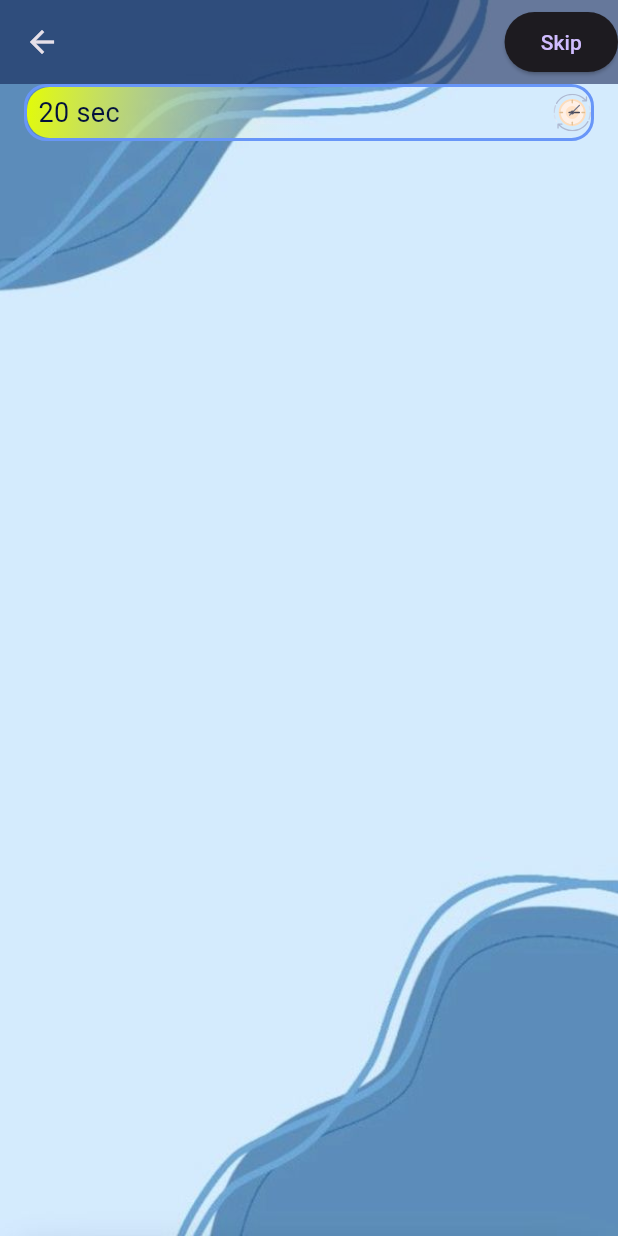
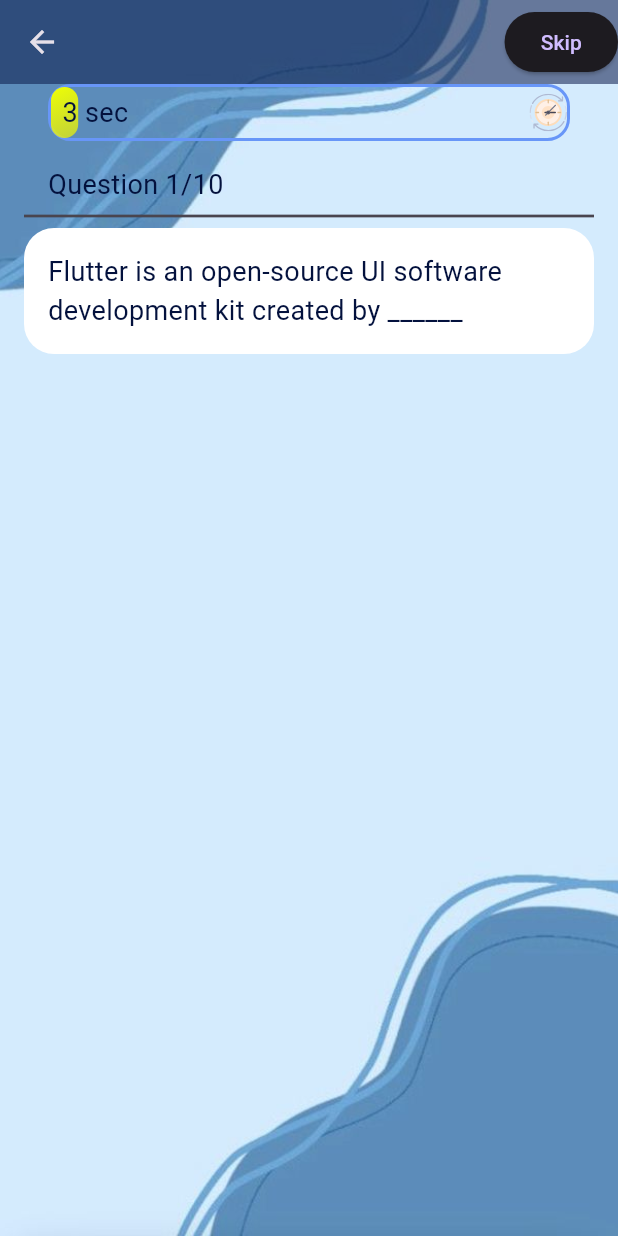
Before and after one commit to abir739/Quiz_App, a Flutter app: the QuizPage screen opened directly, after a tap on "Skip", on a phone screen of 412 x 824 dp. Run offline on Flutter 3.47's test engine with Material 3 defaults, Android fonts, the phone set to English and light mode, and no system bars; our stand-ins replace get, websafe_svg.

Commit message:
progressBar Controller & questionsModel

```diff
--- a/lib/Elements/body.dart
+++ b/lib/Elements/body.dart
@@ -1,6 +1,7 @@
 import 'package:flutter/material.dart';
 import 'package:flutter/rendering.dart';
 import 'package:quiz_app/Elements/progress_bar.dart';
+import 'package:quiz_app/models/questions.dart';
 
 class body extends StatelessWidget {
   // const body({
@@ -21,12 +22,58 @@ class body extends StatelessWidget {
             fit: BoxFit.cover,
           ),
         ),
-        const SafeArea(
+        SafeArea(
           child: Padding(
-            padding: EdgeInsets.symmetric(horizontal: 16.0),
+            padding: const EdgeInsets.symmetric(horizontal: 16.0),
             child: Column(
+              crossAxisAlignment: CrossAxisAlignment.start,
               children: [
-                progressbar(),
+                const Padding(
+                    padding: EdgeInsets.symmetric(horizontal: 16),
+                    child: progressbar()),
+                const SizedBox(
+                  height: 16,
+                ),
+                const Padding(
+                  padding: EdgeInsets.symmetric(horizontal: 16),
+                  child: Text.rich(
+                    TextSpan(
+                      text: "Question 1",
+                      style: TextStyle(
+                        fontSize: 18,
+                        color: Color.fromARGB(255, 3, 17, 61),
+                      ),
+                      children: [
+                        TextSpan(
+                          text: "/10",
+                          style: TextStyle(
+                            fontSize: 18,
+                            color: Color.fromARGB(255, 3, 17, 61),
+                          ),
+                        ),
+                      ],
+                    ),
+                  ),
+                ),
+                const Divider(
+                  thickness: 1.8,
+                ),
+                Container(
+                  padding: const EdgeInsets.all(16),
+                  decoration: const BoxDecoration(
+                    color: Colors.white,
+                    borderRadius: BorderRadius.all(Radius.circular(20)),
+                  ),
+                  child: Column(children: [
+                    Text(
+                      sample_data[0]['question'],
+                      style: const TextStyle(
+                        fontSize: 18,
+                        color: Color.fromARGB(255, 3, 17, 61),
+                      ),
+                    )
+                  ]),
+                )
               ],
             ),
           ),
--- a/lib/Elements/progress_bar.dart
+++ b/lib/Elements/progress_bar.dart
@@ -1,4 +1,7 @@
 import 'package:flutter/material.dart';
+import 'package:get/get.dart';
+import 'package:get/instance_manager.dart';
+import 'package:quiz_app/controllers/questions_controller.dart';
 import 'package:websafe_svg/websafe_svg.dart';
 
 class progressbar extends StatelessWidget {
@@ -13,22 +16,25 @@ class progressbar extends StatelessWidget {
       height: 38,
       decoration: BoxDecoration(
         border: Border.all(
-            color: const Color.fromARGB(255, 104, 150, 248),
-            width: 2),
+            color: const Color.fromARGB(255, 104, 150, 248), width: 2),
         borderRadius: const BorderRadius.all(Radius.circular(15)),
       ),
-      child: Stack(
+      child: GetBuilder<QuestionController>(
+          init: QuestionController(),
+          builder: (controller) {
+            print(controller.animation.value);
+            return Stack(
               children: [
                 LayoutBuilder(
                   builder: (context, constraints) => Container(
-              width: constraints.maxWidth * 0.5,
+                    width: constraints.maxWidth * controller.animation.value,
                     decoration: const BoxDecoration(
                       gradient: LinearGradient(
                         begin: Alignment.topLeft,
                         end: Alignment.bottomRight,
                         colors: [
-                    Color.fromARGB(255, 227, 252, 5),
-                    Color.fromARGB(0, 244, 245, 247),
+                          Color.fromARGB(255, 238, 255, 4),
+                          Color.fromARGB(176, 237, 241, 3),
                         ], // Replace with your desired colors
                       ),
                       borderRadius: BorderRadius.all(Radius.circular(15)),
@@ -40,9 +46,9 @@ class progressbar extends StatelessWidget {
                     child: Row(
                       mainAxisAlignment: MainAxisAlignment.spaceBetween,
                       children: [
-                  const Text(
-                    "20 sec",
-                    style: TextStyle(
+                        Text(
+                          "${(controller.animation.value * 60).round()} sec",
+                          style: const TextStyle(
                             fontSize: 18,
                             color: Color.fromARGB(255, 3, 17, 61),
                           ),
@@ -55,7 +61,8 @@ class progressbar extends StatelessWidget {
                       ],
                     )),
               ],
-      ),
+            );
+          }),
     );
   }
 }
--- a/lib/controllers/questions_controller.dart
+++ b/lib/controllers/questions_controller.dart
@@ -1,18 +1,38 @@
 import 'package:flutter/material.dart';
+import 'package:get/get_state_manager/src/rx_flutter/rx_ticket_provider_mixin.dart';
 import 'package:get/get_state_manager/src/simple/get_controllers.dart';
 // GetX est un gestionnaire d'état pour Flutter qui offre une gestion d'état simple,
 //  rapide et réactive pour vos applications.
 //  Il offre des fonctionnalités telles que la gestion
 // de l'état global, la gestion de la navigation, la gestion des dépendances, etc.
 
-class questionController extends GetxController {
+class QuestionController extends GetxController
+    with SingleGetTickerProviderMixin {
   late AnimationController _animationController;
-  late Animation _animation;
+  late Animation<double> _animation;
 
-  Animation get animation => this._animation;
+  Animation<double> get animation => this._animation;
 
   @override
-  void onInit(){
+  void onInit() {
+    _animationController = AnimationController(
+      duration: const Duration(seconds: 60),
+      vsync: this, // Use the TickerProvider from the mixin
+    );
+
+    _animation = Tween<double>(begin: 0, end: 1).animate(_animationController)
+      ..addListener(() {
+        update();
+      });
+  // start the animation
+    _animationController.forward();
     super.onInit();
   }
+
+  @override
+  void onClose() {
+    _animationController
+        .dispose(); // Dispose the controller when the controller is closed.
+    super.onClose();
+  }
 }
--- /dev/null
+++ b/lib/models/questions.dart
@@ -0,0 +1,35 @@
+class Question {
+  final int id, answer;
+  final String question;
+  final List<String> options;
+
+  Question({required this.id, required this.question, required this.answer, required this.options});
+}
+
+const List sample_data = [
+  {
+    "id": 1,
+    "question":
+        "Flutter is an open-source UI software development kit created by ______",
+    "options": ['Apple', 'Google', 'Facebook', 'Microsoft'],
+    "answer_index": 1,
+  },
+  {
+    "id": 2,
+    "question": "When google release Flutter.",
+    "options": ['Jun 2017', 'Jun 2017', 'May 2017', 'May 2018'],
+    "answer_index": 2,
+  },
+  {
+    "id": 3,
+    "question": "A memory location that holds a single letter or number.",
+    "options": ['Double', 'Int', 'Char', 'Word'],
+    "answer_index": 2,
+  },
+  {
+    "id": 4,
+    "question": "What command do you use to output data to the screen?",
+    "options": ['Cin', 'Count>>', 'Cout', 'Output>>'],
+    "answer_index": 2,
+  },
+];
```
Lines whose indentation alone changed are shown as unchanged.
